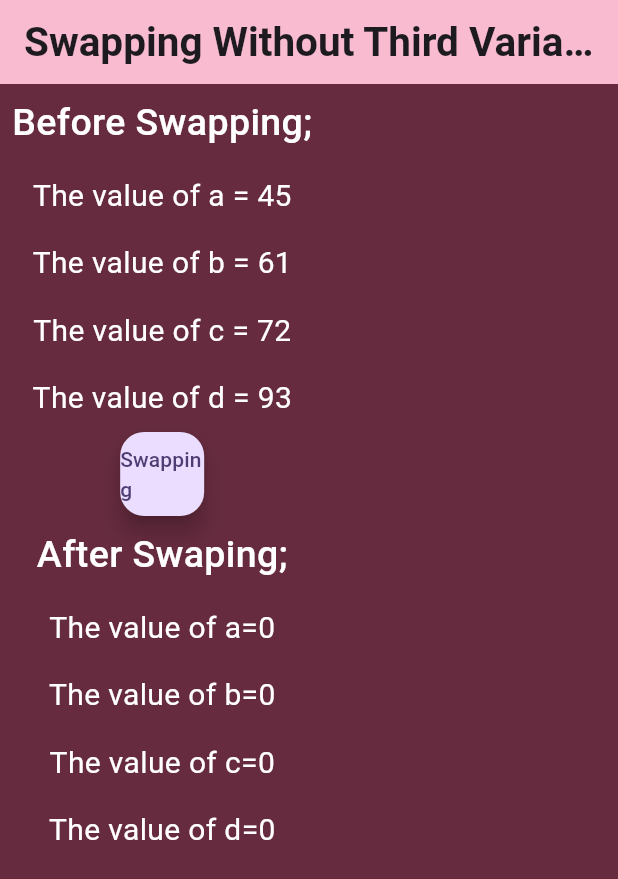
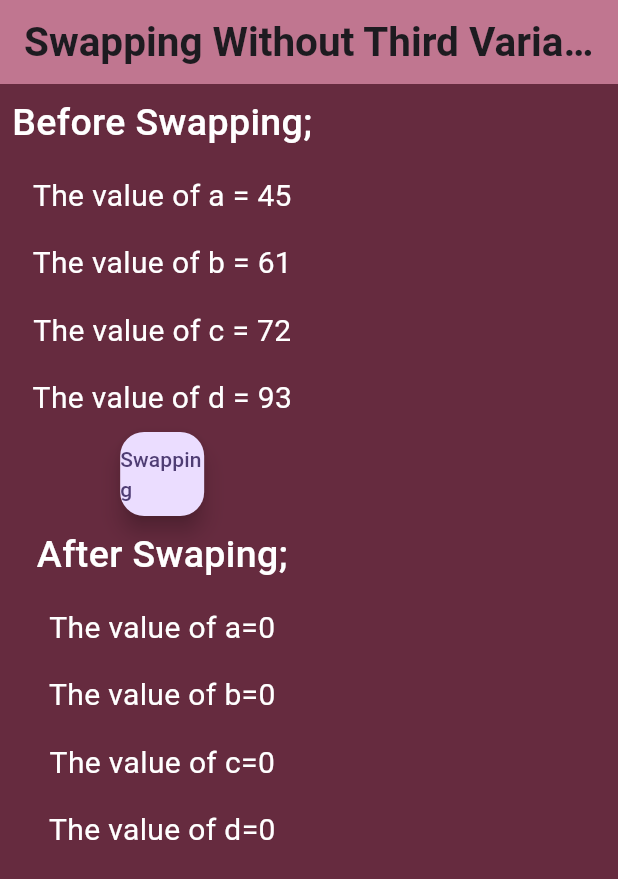
Before and after one commit to Ayesha7622/Functions, a Flutter app: the screen it shows after launch, on a phone screen of 412 x 824 dp. Shown: the top 879 px of the screen. Run offline on Flutter 3.47's test engine with Material 3 defaults, Android fonts, the phone set to English and light mode, and no system bars.

Commit message:
nfbvcn x

```diff
--- a/lib/swap_without.dart
+++ b/lib/swap_without.dart
@@ -31,7 +31,7 @@ class _Swap_classState extends State<Swap_class> {
     return Scaffold(
       backgroundColor: const Color.fromARGB(255, 102, 43, 63),
       appBar: AppBar(
-        backgroundColor: Colors.pink.shade100,
+        backgroundColor: const Color.fromARGB(255, 192, 118, 144),
         title: Text(
           'Swapping Without Third Variable',
           style: TextStyle(fontSize: 27, fontWeight: FontWeight.w600),
```
